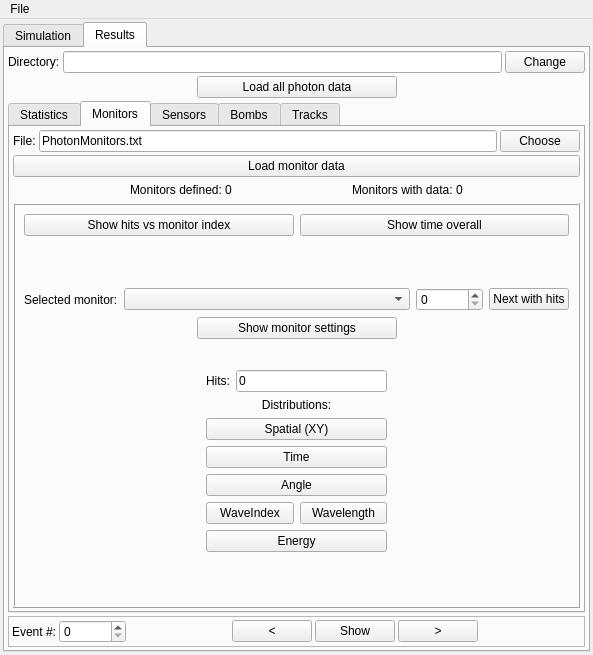
Qt form ants3bundle/src/ants3/gui/photsim/aphotsimwin.ui (andrmor/ANTS3bundle) before a commit.
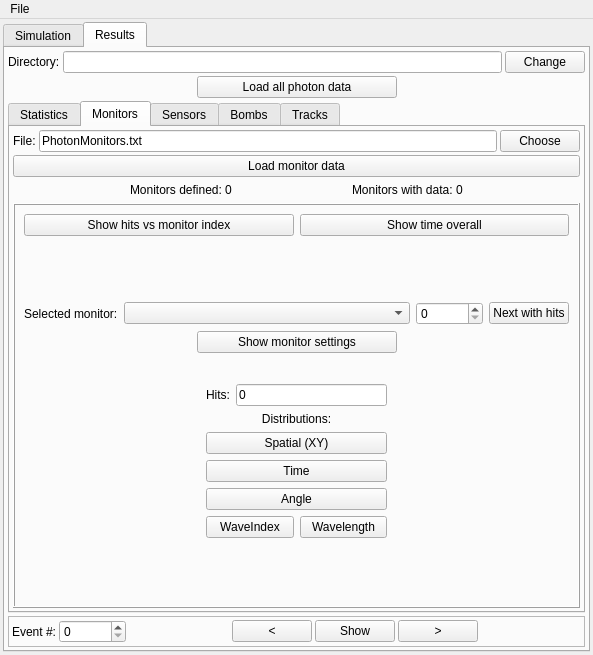
The same form after that commit. The open tabs and pages were chosen to show the change.

```diff
--- a/ants3bundle/src/ants3/gui/photsim/aphotsimwin.ui
+++ b/ants3bundle/src/ants3/gui/photsim/aphotsimwin.ui
@@ -4038,19 +4038,6 @@
                      </item>
                     </layout>
                    </item>
-                   <item>
-                    <widget class="QPushButton" name="pbMonitorShowEnergy">
-                     <property name="minimumSize">
-                      <size>
-                       <width>0</width>
-                       <height>22</height>
-                      </size>
-                     </property>
-                     <property name="text">
-                      <string>Energy</string>
-                     </property>
-                    </widget>
-                   </item>
                   </layout>
                  </item>
                  <item>
```
Left out of the diff: 4 changed lines with no effect on the pictures.
